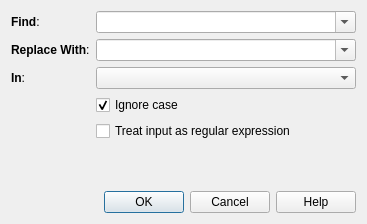
Old version of the form qt/aqt/forms/findreplace.ui in the repository ankitects/anki.
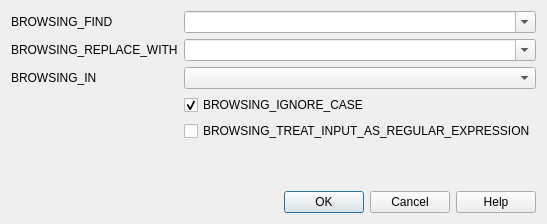
New version of the form.

The edit to the form file:
```diff
--- a/qt/aqt/forms/findreplace.ui
+++ b/qt/aqt/forms/findreplace.ui
@@ -19,7 +19,7 @@
      <item row="0" column="0">
       <widget class="QLabel" name="label">
        <property name="text">
-        <string>&lt;b&gt;Find&lt;/b&gt;:</string>
+        <string>BROWSING_FIND</string>
        </property>
       </widget>
      </item>
@@ -45,7 +45,7 @@
      <item row="1" column="0">
       <widget class="QLabel" name="label_2">
        <property name="text">
-        <string>&lt;b&gt;Replace With&lt;/b&gt;:</string>
+        <string>BROWSING_REPLACE_WITH</string>
        </property>
       </widget>
      </item>
@@ -71,7 +71,7 @@
      <item row="2" column="0">
       <widget class="QLabel" name="label_3">
        <property name="text">
-        <string>&lt;b&gt;In&lt;/b&gt;:</string>
+        <string>BROWSING_IN</string>
        </property>
       </widget>
      </item>
@@ -85,14 +85,14 @@
      <item row="4" column="1">
       <widget class="QCheckBox" name="re">
        <property name="text">
-        <string>Treat input as regular expression</string>
+        <string>BROWSING_TREAT_INPUT_AS_REGULAR_EXPRESSION</string>
        </property>
       </widget>
      </item>
      <item row="3" column="1">
       <widget class="QCheckBox" name="ignoreCase">
        <property name="text">
-        <string>Ignore case</string>
+        <string>BROWSING_IGNORE_CASE</string>
        </property>
        <property name="checked">
         <bool>true</bool>
```
Left out of the diff: 2 changed lines with no effect on the pictures.
